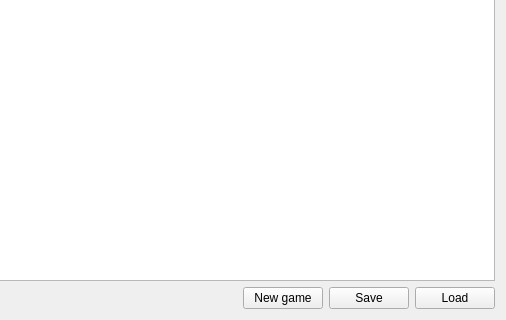
CejkaLuk/memory-game-1, file mainwindow.ui: the form before one commit; both pictures show x 294 to 800 and y 110 to 430 of the 800 by 430 pixel window.
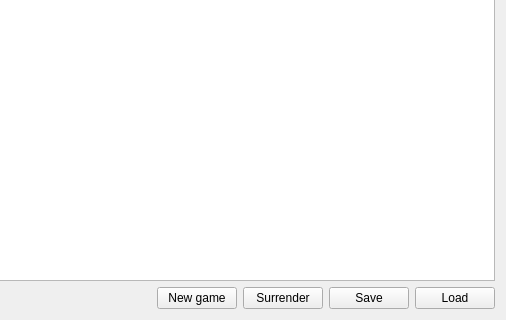
The form after the commit.

Commit message: * Ability to surrender the game * Ability to save if the last card was flipped or not.

```diff
--- a/mainwindow.ui
+++ b/mainwindow.ui
@@ -47,6 +47,19 @@
         </property>
        </widget>
       </item>
+      <item>
+       <widget class="QPushButton" name="surrenderButton">
+        <property name="sizePolicy">
+         <sizepolicy hsizetype="Fixed" vsizetype="Fixed">
+          <horstretch>0</horstretch>
+          <verstretch>0</verstretch>
+         </sizepolicy>
+        </property>
+        <property name="text">
+         <string>Surrender</string>
+        </property>
+       </widget>
+      </item>
       <item>
        <widget class="QPushButton" name="saveButton">
         <property name="sizePolicy">
```
Left out of the diff: 17 changed lines with no effect on the pictures. The commit also changes 5 other files.
